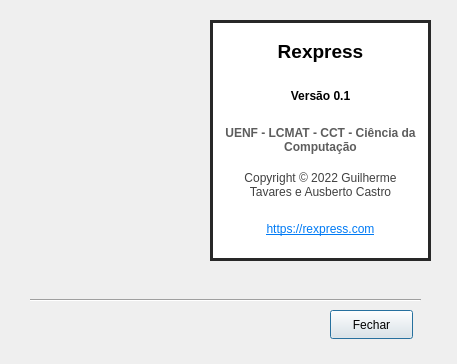
Before: the Qt Designer form src/app/views/about.ui in guilhermeomt/rexpress, drawn with Qt 5.
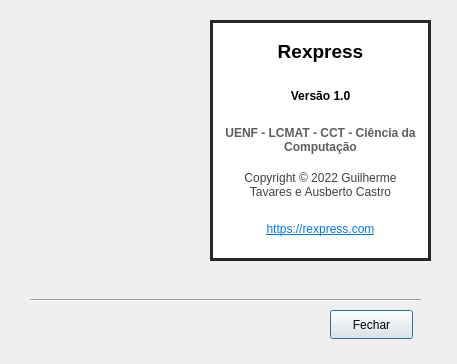
After: the same form once the commit is applied. Icons and pictures are not drawn.

Diff of the .ui file:
```diff
--- a/src/app/views/about.ui
+++ b/src/app/views/about.ui
@@ -16,8 +16,8 @@
   <widget class="QLabel" name="lblLogo">
    <property name="geometry">
     <rect>
-     <x>40</x>
-     <y>100</y>
+     <x>50</x>
+     <y>30</y>
      <width>141</width>
      <height>100</height>
     </rect>
@@ -78,7 +78,7 @@
        <string notr="true">border-color: rgb(255, 255, 255);</string>
       </property>
       <property name="text">
-       <string>&lt;html&gt;&lt;head/&gt;&lt;body&gt;&lt;p&gt;&lt;span style=&quot; font-weight:700; color:#000000;&quot;&gt;Versão 0.1&lt;/span&gt;&lt;/p&gt;&lt;/body&gt;&lt;/html&gt;</string>
+       <string>&lt;html&gt;&lt;head/&gt;&lt;body&gt;&lt;p&gt;&lt;span style=&quot; font-weight:700; color:#000000;&quot;&gt;Versão 1.0&lt;/span&gt;&lt;/p&gt;&lt;/body&gt;&lt;/html&gt;</string>
       </property>
       <property name="alignment">
        <set>Qt::AlignCenter</set>
```
Left out of the diff: 22 changed lines with no effect on the pictures.
